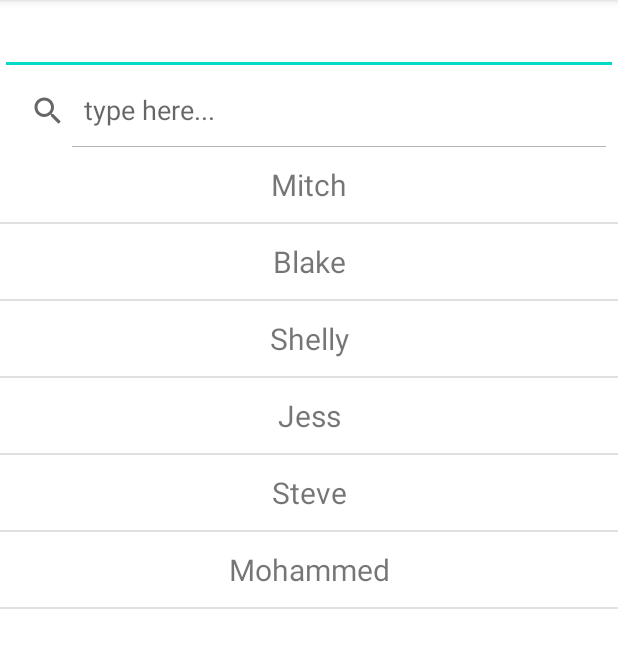
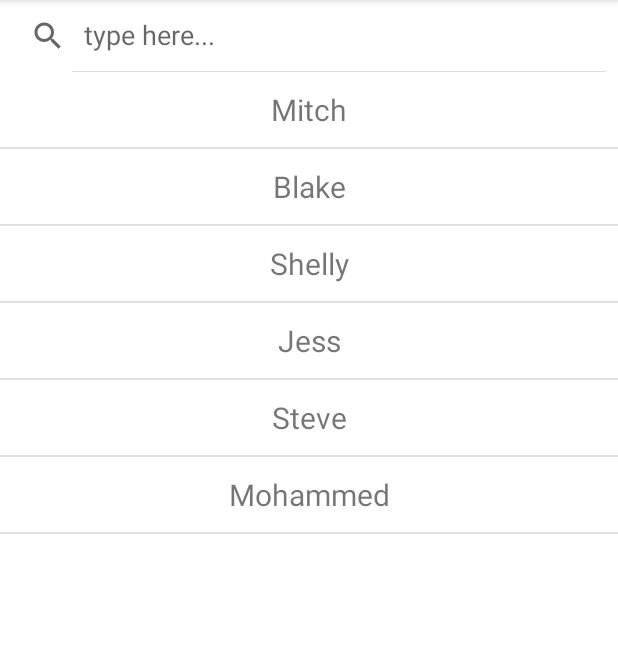
Before and after one commit to TataAdiN/listview-filter-string, an Android app: the screen it shows after launch (MainActivity), on a phone screen of 412 x 824 dp, the part 84-752 px from its top. Run offline under Robolectric (Android 15) with nearby library versions, the phone set to English and light mode, and no system bars.

Commit message:
fix implement recyclerview

```diff
--- a/app/src/main/java/com/tataadin/myapplication/MainActivity.java
+++ b/app/src/main/java/com/tataadin/myapplication/MainActivity.java
@@ -1,22 +1,22 @@
 package com.tataadin.myapplication;
 
 import android.os.Bundle;
-import android.text.Editable;
-import android.text.TextWatcher;
-import android.widget.ArrayAdapter;
 import androidx.appcompat.app.AppCompatActivity;
+import androidx.recyclerview.widget.DefaultItemAnimator;
+import androidx.recyclerview.widget.DividerItemDecoration;
+import androidx.recyclerview.widget.LinearLayoutManager;
+import androidx.recyclerview.widget.RecyclerView;
+import com.tataadin.myapplication.adapters.ListAdapter;
 import com.tataadin.myapplication.databinding.ActivityMainBinding;
 
 import java.util.ArrayList;
 
 public class MainActivity extends AppCompatActivity {
-    private ActivityMainBinding viewBinding;
-    private ArrayAdapter<String> adapter;
 
     @Override
     protected void onCreate(Bundle savedInstanceState) {
         super.onCreate(savedInstanceState);
-        viewBinding = ActivityMainBinding.inflate(getLayoutInflater());
+        ActivityMainBinding viewBinding = ActivityMainBinding.inflate(getLayoutInflater());
 
         ArrayList<String> names = new ArrayList<>();
         names.add("Mitch");
@@ -26,26 +26,14 @@ public class MainActivity extends AppCompatActivity {
         names.add("Steve");
         names.add("Mohammed");
 
-        adapter = new ArrayAdapter<>(this, R.layout.list_item_layout, names);
+        ListAdapter adapter = new ListAdapter(names);
+        RecyclerView.LayoutManager mLayoutManager = new LinearLayoutManager(this);
+        viewBinding.theList.setLayoutManager(mLayoutManager);
+        viewBinding.theList.setItemAnimator(new DefaultItemAnimator());
+
         viewBinding.theList.setAdapter(adapter);
-
-        viewBinding.searchFilter.addTextChangedListener(new TextWatcher() {
-            @Override
-            public void beforeTextChanged(CharSequence charSequence, int i, int i1, int i2) {
-
-            }
-
-            @Override
-            public void onTextChanged(CharSequence charSequence, int i, int i1, int i2) {
-                (MainActivity.this).adapter.getFilter().filter(charSequence);
-            }
-
-            @Override
-            public void afterTextChanged(Editable editable) {
-
-            }}
-        );
-
+        DividerItemDecoration dividerItemDecoration = new DividerItemDecoration(this, DividerItemDecoration.VERTICAL);
+        viewBinding.theList.addItemDecoration(dividerItemDecoration);
         setContentView(viewBinding.getRoot());
     }
 
--- a/app/src/main/java/com/tataadin/myapplication/adapters/ListAdapter.java
+++ b/app/src/main/java/com/tataadin/myapplication/adapters/ListAdapter.java
@@ -14,11 +14,11 @@ import java.util.List;
 public class ListAdapter extends RecyclerView.Adapter<ListAdapter.ViewHolder> implements Filterable {
 
     private static final String TAG = "ListAdapter";
-    List<String> movieList;
+    List<String> poepleList;
     private ListItemLayoutBinding binding;
 
     public ListAdapter(List<String> movieList){
-        this.movieList = movieList;
+        this.poepleList = movieList;
     }
 
     public static class ViewHolder extends RecyclerView.ViewHolder{
@@ -37,16 +37,29 @@ public class ListAdapter extends RecyclerView.Adapter<ListAdapter.ViewHolder> im
 
     @Override
     public void onBindViewHolder(@NonNull ListAdapter.ViewHolder holder, int position) {
-
+        String people = poepleList.get(position);
+        binding.peopleName.setText(people);
     }
 
     @Override
     public int getItemCount() {
-        return 0;
+        return poepleList.size();
     }
 
     @Override
     public Filter getFilter() {
-        return null;
+        return filter;
     }
+
+    Filter filter = new Filter() {
+        @Override
+        protected FilterResults performFiltering(CharSequence constraint) {
+            return null;
+        }
+
+        @Override
+        protected void publishResults(CharSequence constraint, FilterResults results) {
+
+        }
+    };
 }
--- a/app/src/main/res/layout/activity_main.xml
+++ b/app/src/main/res/layout/activity_main.xml
@@ -7,24 +7,15 @@
         android:layout_height="match_parent"
         tools:context="com.tataadin.myapplication.MainActivity">
 
-    <EditText
-            android:layout_width="match_parent"
-            android:layout_height="50dp"
-            android:id="@+id/searchFilter"
-            android:autofillHints="Search here..."
-            android:inputType="text"
-            tools:ignore="LabelFor"/>
-
     <SearchView
             android:id="@+id/searchView"
-            android:layout_below="@+id/searchFilter"
             android:layout_width="match_parent"
             android:layout_height="wrap_content"
             android:iconifiedByDefault="false"
             android:queryHint="type here..."
             android:inputType="text"/>
 
-    <ListView
+    <androidx.recyclerview.widget.RecyclerView
             android:layout_width="match_parent"
             android:layout_height="match_parent"
             android:layout_below="@+id/searchView"
--- a/app/src/main/res/layout/list_item_layout.xml
+++ b/app/src/main/res/layout/list_item_layout.xml
@@ -1,5 +1,6 @@
 <?xml version="1.0" encoding="utf-8"?>
 <TextView xmlns:android="http://schemas.android.com/apk/res/android"
+          android:id="@+id/people_name"
           android:layout_width="match_parent"
           android:layout_height="50dp"
           android:textSize="20sp"
```
